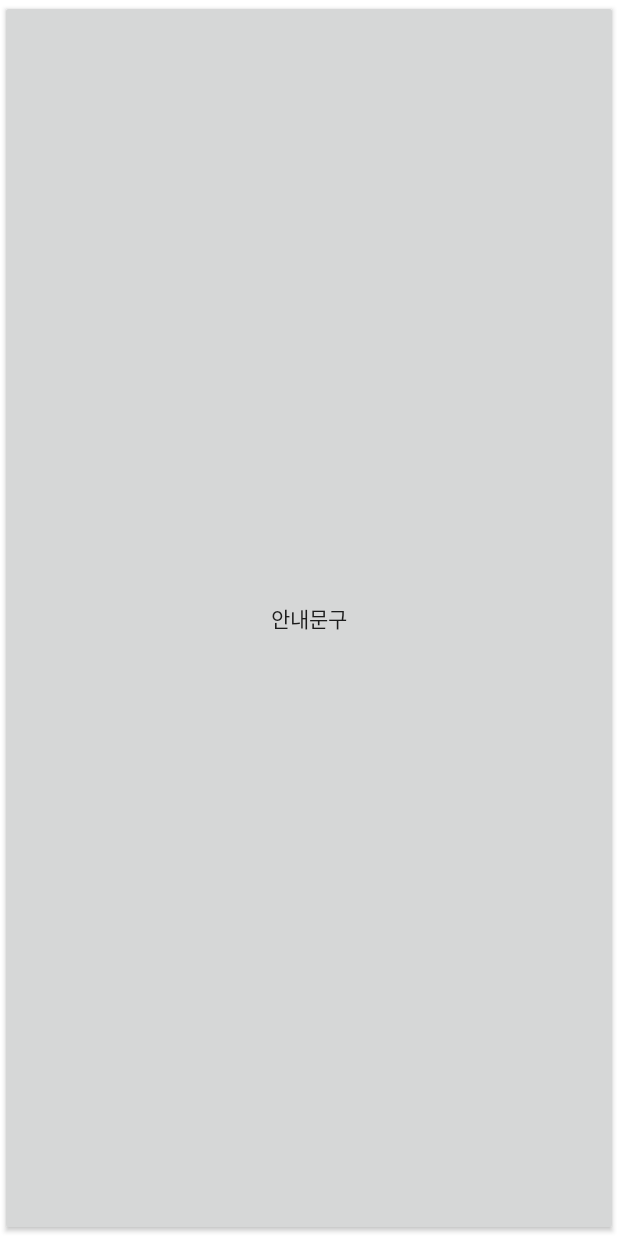
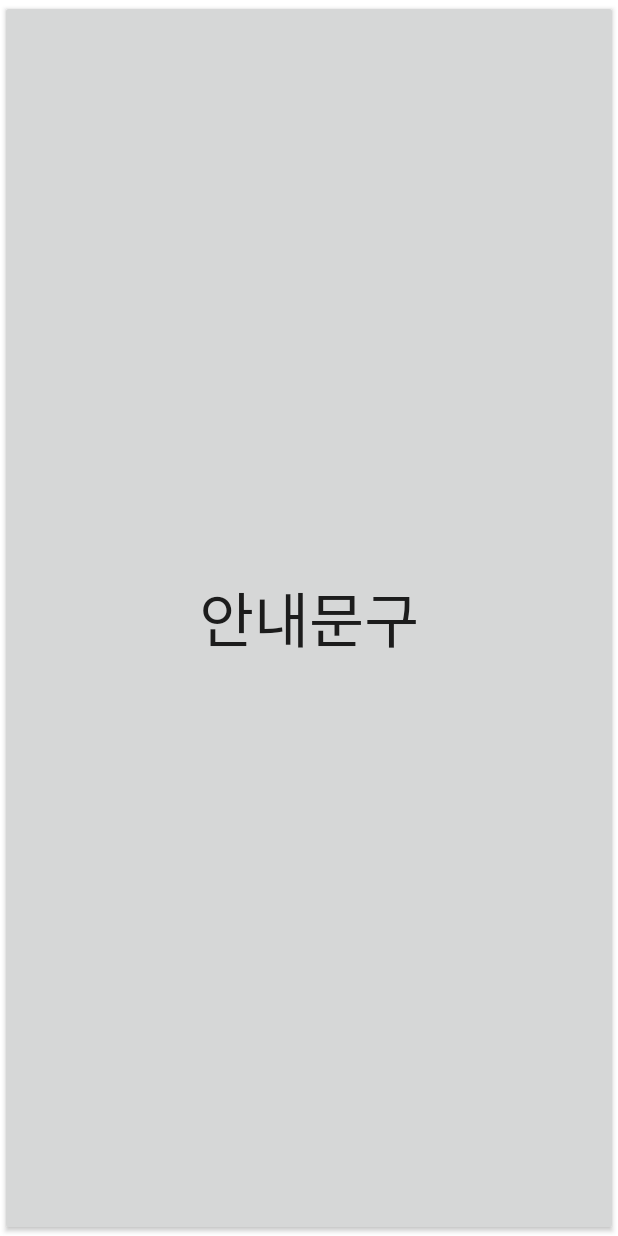
Before and after one commit to rong5026/SoSo-Com-Android, an Android app: the screen it shows after launch (HomeActivity), on a phone screen of 412 x 824 dp. Run offline under Robolectric (Android 15) with nearby library versions, the phone set to English and light mode, and no system bars; libraries missing offline, so code that uses them is left out: org.pytorch, org.pytorch.torchvision.

Commit message:
[UPDATE] 각 항목페이지 글꼴,사이즈 변경

```diff
--- a/app/src/main/res/layout/beverage.xml
+++ b/app/src/main/res/layout/beverage.xml
@@ -10,6 +10,8 @@
         android:layout_width="match_parent"
         android:layout_height="match_parent"
         android:text="음료"
+        android:textSize="40sp"
+        android:fontFamily="@font/gmarket_sans_ttf_bold"
         app:layout_constraintBottom_toBottomOf="parent"
         app:layout_constraintEnd_toEndOf="parent"
         app:layout_constraintStart_toStartOf="parent"
--- a/app/src/main/res/layout/noodle.xml
+++ b/app/src/main/res/layout/noodle.xml
@@ -10,6 +10,8 @@
         android:layout_width="match_parent"
         android:layout_height="match_parent"
         android:text="라면"
+        android:textSize="40sp"
+        android:fontFamily="@font/gmarket_sans_ttf_bold"
         app:layout_constraintBottom_toBottomOf="parent"
         app:layout_constraintEnd_toEndOf="parent"
         app:layout_constraintStart_toStartOf="parent"
--- a/app/src/main/res/layout/notice.xml
+++ b/app/src/main/res/layout/notice.xml
@@ -10,6 +10,8 @@
         android:layout_width="match_parent"
         android:layout_height="match_parent"
         android:text="안내문구"
+        android:textSize="40sp"
+        android:fontFamily="@font/gmarket_sans_ttf_bold"
         app:layout_constraintBottom_toBottomOf="parent"
         app:layout_constraintEnd_toEndOf="parent"
         app:layout_constraintStart_toStartOf="parent"
--- a/app/src/main/res/layout/snack.xml
+++ b/app/src/main/res/layout/snack.xml
@@ -10,6 +10,8 @@
         android:layout_width="match_parent"
         android:layout_height="match_parent"
         android:text="과자"
+        android:textSize="40sp"
+        android:fontFamily="@font/gmarket_sans_ttf_bold"
         app:layout_constraintBottom_toBottomOf="parent"
         app:layout_constraintEnd_toEndOf="parent"
         app:layout_constraintStart_toStartOf="parent"
--- a/app/src/main/res/values-night/themes.xml
+++ b/app/src/main/res/values-night/themes.xml
@@ -1,6 +1,6 @@
 <resources xmlns:tools="http://schemas.android.com/tools">
     <!-- Base application theme. -->
-    <style name="Theme.PytorchAndroid" parent="Theme.MaterialComponents.DayNight.DarkActionBar">
+    <style name="Theme.PytorchAndroid" parent="Theme.MaterialComponents.Light.NoActionBar">
         <!-- Primary brand color. -->
         <item name="colorPrimary">@color/purple_200</item>
         <item name="colorPrimaryVariant">@color/purple_700</item>
--- a/app/src/main/res/values/themes.xml
+++ b/app/src/main/res/values/themes.xml
@@ -1,6 +1,6 @@
 <resources xmlns:tools="http://schemas.android.com/tools">
     <!-- Base application theme. -->
-    <style name="Theme.PytorchAndroid" parent="Theme.MaterialComponents.DayNight.DarkActionBar">
+    <style name="Theme.PytorchAndroid" parent="Theme.MaterialComponents.Light.NoActionBar">
         <!-- Primary brand color. -->
         <item name="colorPrimary">@color/purple_500</item>
         <item name="colorPrimaryVariant">@color/purple_700</item>
```
